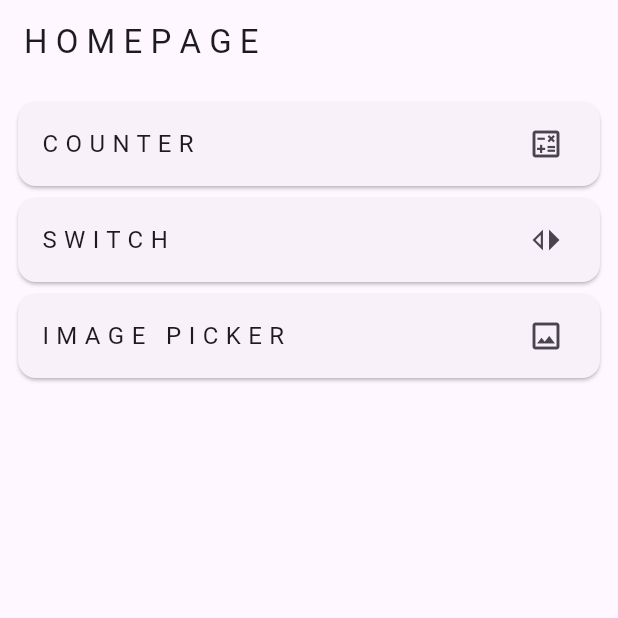
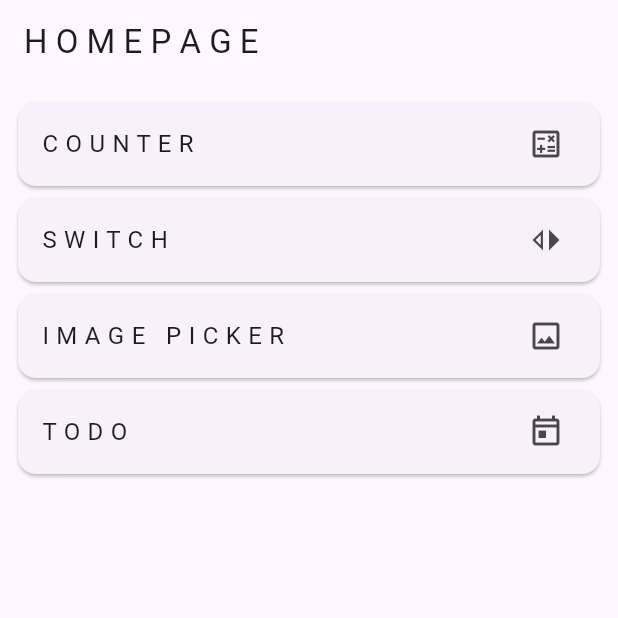
Before and after one commit to FAHIMSHAKIL102/flutter_bloc_practice_thetechbrothers, a Flutter app: the screen it shows after launch, on a phone screen of 412 x 824 dp, the top half of it. Run offline on Flutter 3.47's test engine with Material 3 defaults, Android fonts, the phone set to English and light mode, and no system bars; our stand-ins replace bloc, equatable, flutter_bloc, image_picker.

Commit message:
feat: todo screen

```diff
--- a/lib/feature/home/page/home_screen.dart
+++ b/lib/feature/home/page/home_screen.dart
@@ -2,6 +2,7 @@
 import 'package:flutter_bloc_practice_thetechbrothers/feature/counter/page/counter_screen.dart';
 import 'package:flutter_bloc_practice_thetechbrothers/feature/imagepicker/pages/image_picker_screen.dart';
 import 'package:flutter_bloc_practice_thetechbrothers/feature/switch/pages/switch_screen.dart';
+import 'package:flutter_bloc_practice_thetechbrothers/feature/todo/presentation/pages/to_do_screen.dart';
 
 class HomeScreen extends StatelessWidget {
   const HomeScreen({super.key});
@@ -52,6 +53,18 @@
                 trailing: Icon(Icons.image_outlined),
               ),
             ),
+            Card(
+              child: ListTile(
+                onTap: () {
+                  Navigator.push(
+                    context,
+                    MaterialPageRoute(builder: (context) => ToDoScreen()),
+                  );
+                },
+                title: Text('T O D O'),
+                trailing: Icon(Icons.today_outlined),
+              ),
+            ),
           ],
         ),
       ),
--- /dev/null
+++ b/lib/feature/todo/presentation/bloc/to_do_bloc.dart
@@ -0,0 +1,28 @@
+import 'dart:async';
+
+import 'package:bloc/bloc.dart';
+import 'package:equatable/equatable.dart';
+
+part 'to_do_event.dart';
+part 'to_do_state.dart';
+
+class ToDoBloc extends Bloc<ToDoEvent, ToDoState> {
+  final List<String> todoList = [];
+  ToDoBloc() : super(ToDoState()) {
+    on<AddToDoEvent>(addToDoEvent);
+    on<RemoveToDoEvent>(removeToDoEvent);
+  }
+
+  FutureOr<void> addToDoEvent(AddToDoEvent event, Emitter<ToDoState> emit) {
+    todoList.add(event.task);
+    emit(state.copyWith(todoList: List.from(todoList)));
+  }
+
+  FutureOr<void> removeToDoEvent(
+    RemoveToDoEvent event,
+    Emitter<ToDoState> emit,
+  ) {
+    todoList.remove(event.task);
+    emit(state.copyWith(todoList: List.from(todoList)));
+  }
+}
--- /dev/null
+++ b/lib/feature/todo/presentation/bloc/to_do_event.dart
@@ -0,0 +1,19 @@
+part of 'to_do_bloc.dart';
+
+sealed class ToDoEvent extends Equatable {
+  const ToDoEvent();
+}
+
+class AddToDoEvent extends ToDoEvent {
+  final String task;
+  const AddToDoEvent({required this.task});
+  @override
+  List<Object> get props => [task];
+}
+
+class RemoveToDoEvent extends ToDoEvent {
+  final Object task;
+ const RemoveToDoEvent({required this.task});
+  @override
+  List<Object> get props => [task];
+}
--- /dev/null
+++ b/lib/feature/todo/presentation/bloc/to_do_state.dart
@@ -0,0 +1,13 @@
+part of 'to_do_bloc.dart';
+
+class ToDoState extends Equatable {
+  final List<String> todoList;
+  const ToDoState({this.todoList = const []});
+
+  ToDoState copyWith({List<String>? todoList}) {
+    return ToDoState(todoList: todoList ?? this.todoList);
+  }
+
+  @override
+  List<Object> get props => [todoList];
+}
--- a/lib/main.dart
+++ b/lib/main.dart
@@ -4,6 +4,7 @@
 import 'package:flutter_bloc_practice_thetechbrothers/feature/home/page/home_screen.dart';
 import 'package:flutter_bloc_practice_thetechbrothers/feature/imagepicker/bloc/image_picker_bloc.dart';
 import 'package:flutter_bloc_practice_thetechbrothers/feature/switch/bloc/switch_bloc.dart';
+import 'package:flutter_bloc_practice_thetechbrothers/feature/todo/presentation/bloc/to_do_bloc.dart';
 import 'package:flutter_bloc_practice_thetechbrothers/utils/image_picker_utils.dart';
 
 void main() {
@@ -20,6 +21,7 @@
         BlocProvider(create: (context) => CounterBloc()),
         BlocProvider(create: (context) => SwitchBloc()),
         BlocProvider(create: (context) => ImagePickerBloc(ImagePickerUtils())),
+        BlocProvider(create: (context) => ToDoBloc()),
       ],
       child: MaterialApp(
         debugShowCheckedModeBanner: false,
```
Also changed, not shown: lib/feature/todo/presentation/pages/to_do_screen.dart (added, +48 -0 lines).
